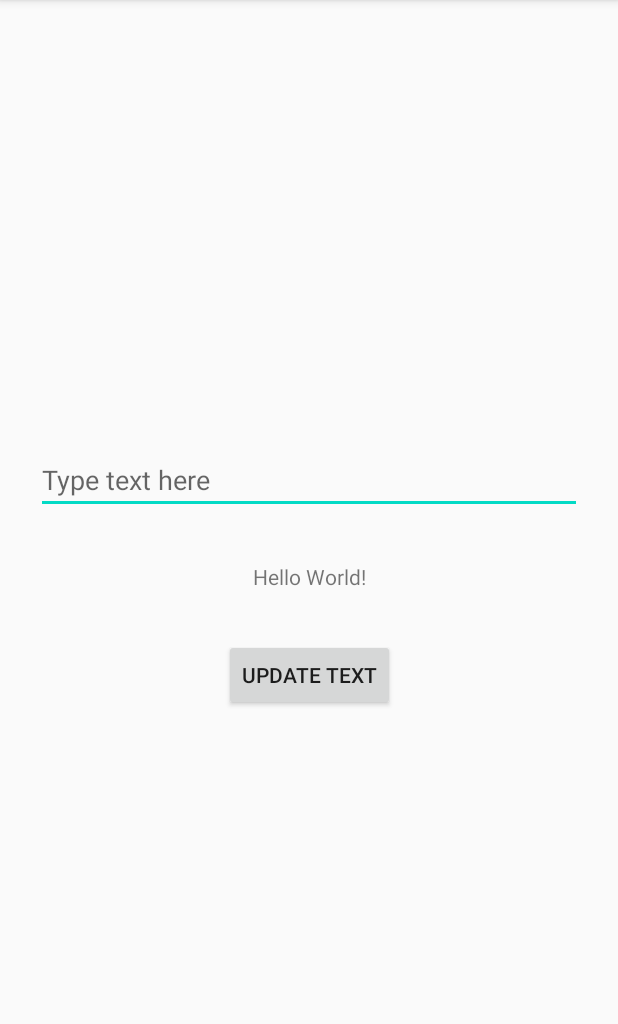
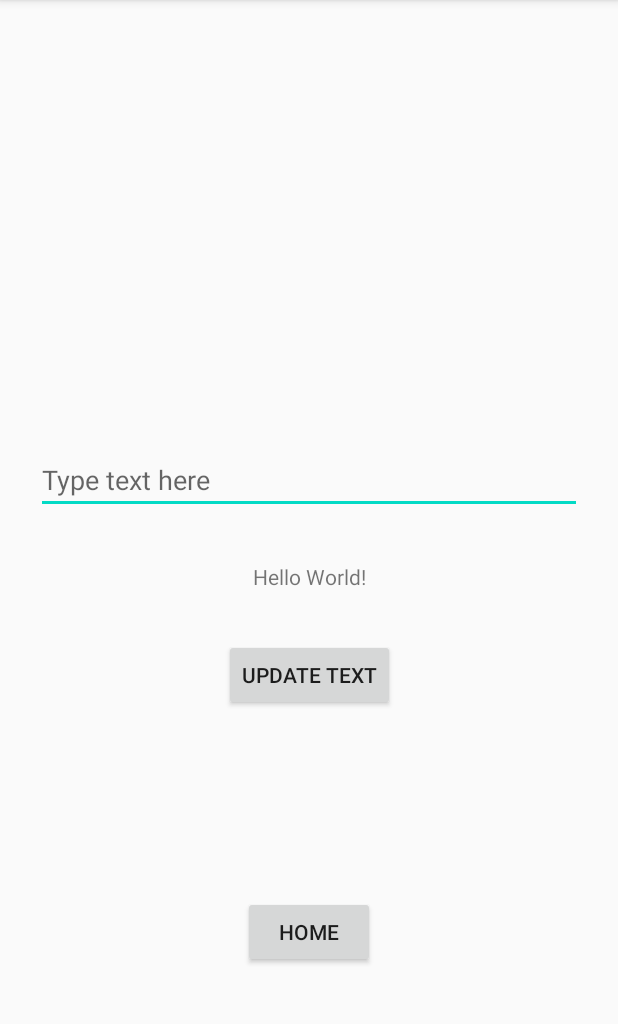
Before and after one commit to Yudzeen/android-training, an Android app: the screen it shows after launch (MainActivity), on a phone screen of 412 x 824 dp, the part 84-1108 px from its top. Run offline under Robolectric (Android 15) with nearby library versions, the phone set to English and light mode, and no system bars.

Commit message:
Update Espresso instrumented tests

```diff
--- a/EspressoApp/app/src/main/AndroidManifest.xml
+++ b/EspressoApp/app/src/main/AndroidManifest.xml
@@ -9,6 +9,7 @@
         android:roundIcon="@mipmap/ic_launcher_round"
         android:supportsRtl="true"
         android:theme="@style/AppTheme">
+        <activity android:name=".HomeActivity"></activity>
         <activity android:name=".MainActivity">
             <intent-filter>
                 <action android:name="android.intent.action.MAIN" />
--- a/EspressoApp/app/src/main/java/com/example/espressoapp/MainActivity.java
+++ b/EspressoApp/app/src/main/java/com/example/espressoapp/MainActivity.java
@@ -2,6 +2,7 @@ package com.example.espressoapp;
 
 import androidx.appcompat.app.AppCompatActivity;
 
+import android.content.Intent;
 import android.os.Bundle;
 import android.widget.Button;
 import android.widget.EditText;
@@ -12,6 +13,8 @@ public class MainActivity extends AppCompatActivity {
     Button button;
     EditText editText;
     TextView textView;
+
+    Button homeButton;
 
     @Override
     protected void onCreate(Bundle savedInstanceState) {
@@ -25,10 +28,18 @@ public class MainActivity extends AppCompatActivity {
         button.setOnClickListener(v -> updateText());
         editText = findViewById(R.id.editText);
         textView = findViewById(R.id.textView);
+
+        homeButton = findViewById(R.id.home_button);
+        homeButton.setOnClickListener(v -> navigateToHome());
     }
 
     private void updateText() {
         String text = editText.getText().toString();
         textView.setText(text);
     }
+
+    private void navigateToHome() {
+        Intent intent = new Intent(this, HomeActivity.class);
+        startActivity(intent);
+    }
 }
--- a/EspressoApp/app/src/main/res/layout/activity_main.xml
+++ b/EspressoApp/app/src/main/res/layout/activity_main.xml
@@ -38,4 +38,14 @@
         app:layout_constraintStart_toStartOf="parent"
         app:layout_constraintTop_toBottomOf="@+id/textView" />
 
+    <Button
+        android:id="@+id/home_button"
+        android:layout_width="wrap_content"
+        android:layout_height="wrap_content"
+        android:text="Home"
+        app:layout_constraintBottom_toBottomOf="parent"
+        app:layout_constraintEnd_toEndOf="parent"
+        app:layout_constraintStart_toStartOf="parent"
+        app:layout_constraintTop_toBottomOf="@+id/button" />
+
 </androidx.constraintlayout.widget.ConstraintLayout>
```
Also changed, not shown: EspressoApp/app/build.gradle (+5 -2 lines), EspressoApp/app/src/main/java/com/example/espressoapp/HomeActivity.java (added, +15 -0 lines), EspressoApp/app/src/main/res/layout/activity_home.xml (added, +9 -0 lines), 1 other file.
